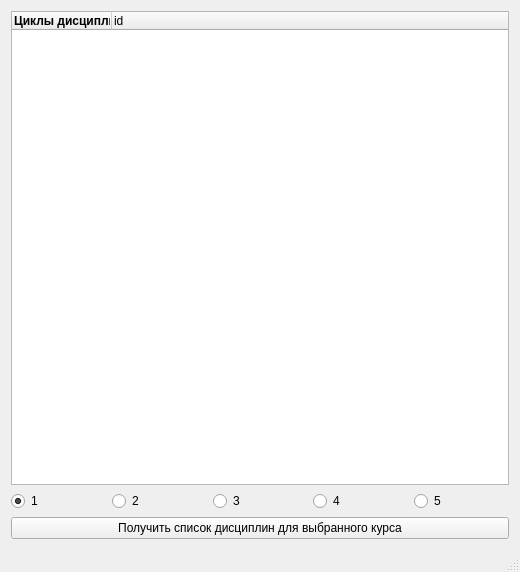
Qt form mainwindow.ui (Stals/Curriculum) before a commit.
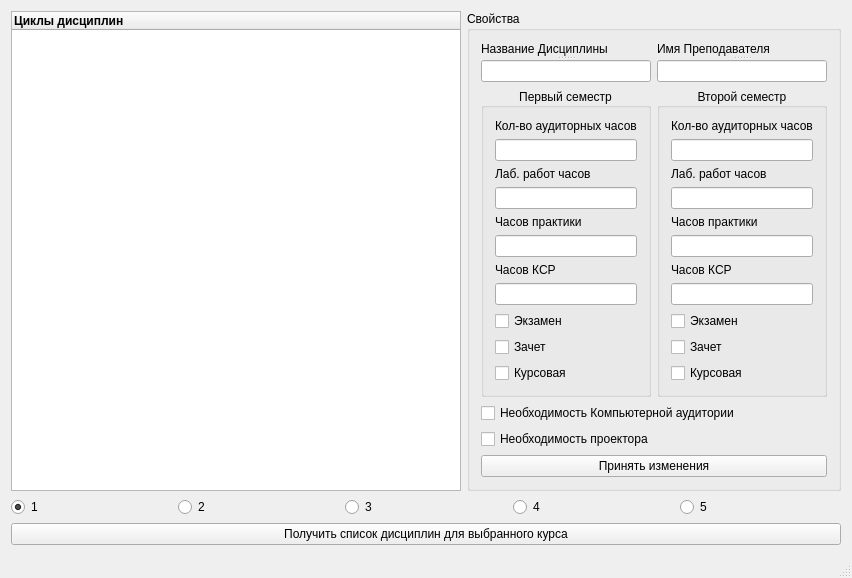
The same form after that commit.

What changed in the file:
```diff
--- a/mainwindow.ui
+++ b/mainwindow.ui
@@ -6,40 +6,363 @@
    <rect>
     <x>0</x>
     <y>0</y>
-    <width>520</width>
-    <height>572</height>
+    <width>824</width>
+    <height>533</height>
    </rect>
   </property>
   <property name="windowTitle">
    <string>MainWindow</string>
   </property>
   <widget class="QWidget" name="centralWidget">
-   <layout class="QGridLayout" name="gridLayout">
+   <layout class="QGridLayout" name="gridLayout_4">
     <item row="0" column="0">
-     <widget class="QTreeWidget" name="treeWidget">
-      <property name="animated">
-       <bool>true</bool>
-      </property>
-      <property name="headerHidden">
-       <bool>false</bool>
-      </property>
-      <column>
-       <property name="text">
-        <string>Циклы дисциплин</string>
-       </property>
-       <property name="font">
-        <font>
-         <weight>75</weight>
-         <bold>true</bold>
-        </font>
-       </property>
-      </column>
-      <column>
-       <property name="text">
-        <string>id</string>
-       </property>
-      </column>
-     </widget>
+     <layout class="QHBoxLayout" name="horizontalLayout_3">
+      <item>
+       <widget class="QTreeWidget" name="treeWidget">
+        <property name="minimumSize">
+         <size>
+          <width>450</width>
+          <height>0</height>
+         </size>
+        </property>
+        <property name="animated">
+         <bool>true</bool>
+        </property>
+        <property name="headerHidden">
+         <bool>false</bool>
+        </property>
+        <column>
+         <property name="text">
+          <string>Циклы дисциплин</string>
+         </property>
+         <property name="font">
+          <font>
+           <weight>75</weight>
+           <bold>true</bold>
+          </font>
+         </property>
+        </column>
+       </widget>
+      </item>
+      <item>
+       <widget class="QGroupBox" name="properties">
+        <property name="title">
+         <string>Свойства</string>
+        </property>
+        <layout class="QFormLayout" name="formLayout">
+         <item row="0" column="0">
+          <layout class="QVBoxLayout" name="verticalLayout_17">
+           <item>
+            <widget class="QSplitter" name="splitter">
+             <property name="orientation">
+              <enum>Qt::Vertical</enum>
+             </property>
+             <widget class="QLabel" name="titleLabel">
+              <property name="text">
+               <string>Название Дисциплины</string>
+              </property>
+             </widget>
+             <widget class="QLineEdit" name="subjectTitle">
+              <property name="acceptDrops">
+               <bool>true</bool>
+              </property>
+              <property name="autoFillBackground">
+               <bool>false</bool>
+              </property>
+             </widget>
+            </widget>
+           </item>
+           <item>
+            <widget class="QGroupBox" name="semester1">
+             <property name="title">
+              <string>Первый семестр</string>
+             </property>
+             <property name="alignment">
+              <set>Qt::AlignCenter</set>
+             </property>
+             <property name="flat">
+              <bool>true</bool>
+             </property>
+             <property name="checkable">
+              <bool>false</bool>
+             </property>
+             <layout class="QGridLayout" name="gridLayout">
+              <item row="0" column="0">
+               <layout class="QVBoxLayout" name="verticalLayout_8">
+                <item>
+                 <layout class="QVBoxLayout" name="verticalLayout_7">
+                  <item>
+                   <layout class="QVBoxLayout" name="verticalLayout_6">
+                    <item>
+                     <widget class="QLabel" name="label_4">
+                      <property name="text">
+                       <string>Кол-во аудиторных часов</string>
+                      </property>
+                     </widget>
+                    </item>
+                    <item>
+                     <widget class="QLineEdit" name="lectureHours1">
+                      <property name="text">
+                       <string/>
+                      </property>
+                     </widget>
+                    </item>
+                   </layout>
+                  </item>
+                  <item>
+                   <layout class="QVBoxLayout" name="verticalLayout_5">
+                    <item>
+                     <widget class="QLabel" name="label_5">
+                      <property name="text">
+                       <string>Лаб. работ часов</string>
+                      </property>
+                     </widget>
+                    </item>
+                    <item>
+                     <widget class="QLineEdit" name="labWorkHours1">
+                      <property name="text">
+                       <string/>
+                      </property>
+                     </widget>
+                    </item>
+                   </layout>
+                  </item>
+                  <item>
+                   <layout class="QVBoxLayout" name="verticalLayout_4">
+                    <item>
+                     <widget class="QLabel" name="label_6">
+                      <property name="text">
+                       <string>Часов практики</string>
+                      </property>
+                     </widget>
+                    </item>
+                    <item>
+                     <widget class="QLineEdit" name="practiceHours1">
+                      <property name="text">
+                       <string/>
+                      </property>
+                     </widget>
+                    </item>
+                   </layout>
+                  </item>
+                  <item>
+                   <layout class="QVBoxLayout" name="verticalLayout_3">
+                    <item>
+                     <widget class="QLabel" name="label_7">
+                      <property name="text">
+                       <string>Часов КСР</string>
+                      </property>
+                     </widget>
+                    </item>
+                    <item>
+                     <widget class="QLineEdit" name="independentWorkHours1">
+                      <property name="text">
+                       <string/>
+                      </property>
+                     </widget>
+                    </item>
+                   </layout>
+                  </item>
+                 </layout>
+                </item>
+                <item>
+                 <layout class="QVBoxLayout" name="verticalLayout">
+                  <item>
+                   <widget class="QCheckBox" name="exam1">
+                    <property name="text">
+                     <string>Экзамен</string>
+                    </property>
+                   </widget>
+                  </item>
+                  <item>
+                   <widget class="QCheckBox" name="test1">
+                    <property name="text">
+                     <string>Зачет</string>
+                    </property>
+                   </widget>
+                  </item>
+                  <item>
+                   <widget class="QCheckBox" name="yearWork1">
+                    <property name="text">
+                     <string>Курсовая</string>
+                    </property>
+                   </widget>
+                  </item>
+                 </layout>
+                </item>
+               </layout>
+              </item>
+             </layout>
+            </widget>
+           </item>
+          </layout>
+         </item>
+         <item row="0" column="1">
+          <layout class="QVBoxLayout" name="verticalLayout_16">
+           <item>
+            <widget class="QSplitter" name="splitter_2">
+             <property name="orientation">
+              <enum>Qt::Vertical</enum>
+             </property>
+             <widget class="QLabel" name="label_3">
+              <property name="text">
+               <string>Имя Преподавателя</string>
+              </property>
+             </widget>
+             <widget class="QLineEdit" name="teacherName"/>
+            </widget>
+           </item>
+           <item>
+            <widget class="QGroupBox" name="semester2">
+             <property name="title">
+              <string>Второй семестр</string>
+             </property>
+             <property name="alignment">
+              <set>Qt::AlignCenter</set>
+             </property>
+             <property name="flat">
+              <bool>true</bool>
+             </property>
+             <layout class="QGridLayout" name="gridLayout_2">
+              <item row="0" column="0">
+               <layout class="QVBoxLayout" name="verticalLayout_9">
+                <item>
+                 <layout class="QVBoxLayout" name="verticalLayout_10">
+                  <item>
+                   <layout class="QVBoxLayout" name="verticalLayout_11">
+                    <item>
+                     <widget class="QLabel" name="label_8">
+                      <property name="text">
+                       <string>Кол-во аудиторных часов</string>
+                      </property>
+                     </widget>
+                    </item>
+                    <item>
+                     <widget class="QLineEdit" name="lectureHours2">
+                      <property name="text">
+                       <string/>
+                      </property>
+                     </widget>
+                    </item>
+                   </layout>
+                  </item>
+                  <item>
+                   <layout class="QVBoxLayout" name="verticalLayout_12">
+                    <item>
+                     <widget class="QLabel" name="label_9">
+                      <property name="text">
+                       <string>Лаб. работ часов</string>
+                      </property>
+                     </widget>
+                    </item>
+                    <item>
+                     <widget class="QLineEdit" name="labWorkHours2">
+                      <property name="text">
+                       <string/>
+                      </property>
+                     </widget>
+                    </item>
+                   </layout>
+                  </item>
+                  <item>
+                   <layout class="QVBoxLayout" name="verticalLayout_13">
+                    <item>
+                     <widget class="QLabel" name="label_10">
+                      <property name="text">
+                       <string>Часов практики</string>
+                      </property>
+                     </widget>
+                    </item>
+                    <item>
+                     <widget class="QLineEdit" name="practiceHours2">
+                      <property name="text">
+                       <string/>
+                      </property>
+                     </widget>
+                    </item>
+                   </layout>
+                  </item>
+                  <item>
+                   <layout class="QVBoxLayout" name="verticalLayout_14">
+                    <item>
+                     <widget class="QLabel" name="label_11">
+                      <property name="text">
+                       <string>Часов КСР</string>
+                      </property>
+                     </widget>
+                    </item>
+                    <item>
+                     <widget class="QLineEdit" name="independentWorkHours2">
+                      <property name="text">
+                       <string/>
+                      </property>
+                     </widget>
+                    </item>
+                   </layout>
+                  </item>
+                 </layout>
+                </item>
+                <item>
+                 <layout class="QVBoxLayout" name="verticalLayout_15">
+                  <item>
+                   <widget class="QCheckBox" name="exam2">
+                    <property name="text">
+                     <string>Экзамен</string>
+                    </property>
+                   </widget>
+                  </item>
+                  <item>
+                   <widget class="QCheckBox" name="test2">
+                    <property name="text">
+                     <string>Зачет</string>
+                    </property>
+                   </widget>
+                  </item>
+                  <item>
+                   <widget class="QCheckBox" name="yearWork2">
+                    <property name="text">
+                     <string>Курсовая</string>
+                    </property>
+                   </widget>
+                  </item>
+                 </layout>
+                </item>
+               </layout>
+              </item>
+             </layout>
+            </widget>
+           </item>
+          </layout>
+         </item>
+         <item row="1" column="0" colspan="2">
+          <layout class="QVBoxLayout" name="verticalLayout_2">
+           <item>
+            <widget class="QCheckBox" name="computerClassNecessary">
+             <property name="text">
+              <string>Необходимость Компьютерной аудитории</string>
+             </property>
+            </widget>
+           </item>
+           <item>
+            <widget class="QCheckBox" name="projectorNecessary">
+             <property name="text">
+              <string>Необходимость проектора</string>
+             </property>
+            </widget>
+           </item>
+           <item>
+            <widget class="QPushButton" name="pushButton_2">
+             <property name="text">
+              <string>Принять изменения</string>
+             </property>
+            </widget>
+           </item>
+          </layout>
+         </item>
+        </layout>
+       </widget>
+      </item>
+     </layout>
     </item>
     <item row="1" column="0">
      <layout class="QHBoxLayout" name="horizontalLayout">
```
Left out of the diff: 2 changed lines with no effect on the pictures.
